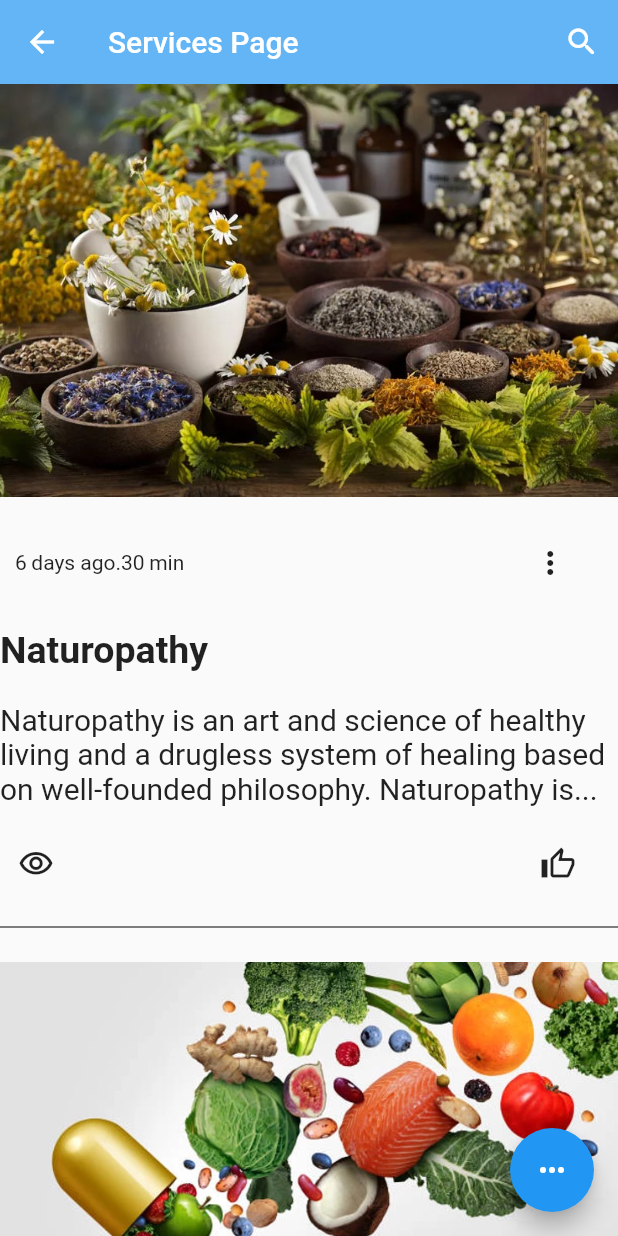
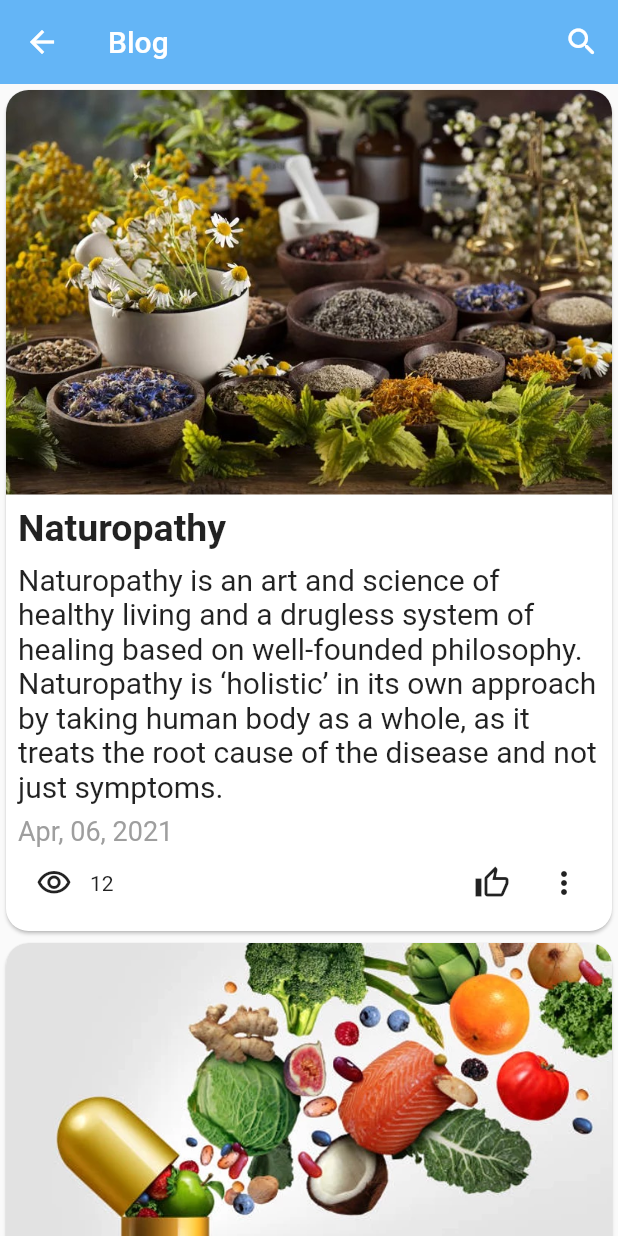
Before and after one commit to BeatTheVirusStartup/Beat-The-Virus-App, a Flutter app: the Blog screen opened directly, on a phone screen of 412 x 824 dp. Run offline on Flutter 3.47's test engine with Material 2 defaults, Android fonts, the phone set to English and light mode, and no system bars; our stand-ins replace carousel_slider, font_awesome_flutter, google_fonts.

Commit message:
Minor Changes.

```diff
--- a/lib/screens/Blog.dart
+++ b/lib/screens/Blog.dart
@@ -1,4 +1,5 @@
 import 'package:flutter/material.dart';
+import 'package:intl/intl.dart';
 
 class Blog extends StatefulWidget {
   @override
@@ -6,12 +7,33 @@ class Blog extends StatefulWidget {
 }
 
 class _BlogState extends State<Blog> {
+  String dateTime = DateFormat('MMM, dd, yyyy').format(DateTime.now());
+
+  List<String> imgLS = [
+    'assets/blog/blog.jpeg',
+    'assets/blog/blog1.webp',
+    'assets/blog/blog2.webp',
+    'assets/blog/blog3.webp'
+  ];
+  List<String> titleLS = [
+    'Naturopathy',
+    'Food Supplements: A necessity for good health',
+    'Herbs in Germany that you can use for immunity boosting',
+    'Acupressure'
+  ];
+
+  List<String> contentLS = [
+    'Naturopathy is an art and science of healthy living and a drugless system of healing based on well-founded philosophy. Naturopathy is ‘holistic’ in its own approach by taking human body as a whole, as it treats the root cause of the disease and not just symptoms.',
+    'A natural antioxidant source, Oregano Oil contains phytochemicals which support the body’s natural resistance. Gaia Herbs supercritical CO2 extract of Oregano volatile oils contains phenols, including Carvacrol and Thymol.',
+    'In scientific words “immune system is a network of biological processes that protects an organism from disease. It detects and responds to a wide variety of pathogens, from viruses to parasites.” ',
+    'Acupressure is an alternative medicine technique often used for treatment of body pain , disease, pain in the joints or bones, treatment for stress etc.. It is based on the concepts of life energies which flows through ‘Meridians’  (energy network of body) in the body .'
+  ];
+
   @override
   Widget build(BuildContext context) {
-    DateTime now = new DateTime.now();
     return Scaffold(
       appBar: AppBar(
-        title: Text("Services Page"),
+        title: Text("Blog"),
         elevation: 0,
         backgroundColor: Colors.blue[300],
         actions: [
@@ -21,301 +43,67 @@ class _BlogState extends State<Blog> {
           ),
         ],
       ),
-      body: SingleChildScrollView(
-        child: Column(
-          children: [
-            Image.asset('assets/blog/blog.jpeg'),
-            SizedBox(height: 20),
-            Column(
-              children: [
-                Row(
-                  mainAxisAlignment: MainAxisAlignment.start,
-                  children: [
-                    SizedBox(width: 10),
-                    Text('${now.day}'),
-                    SizedBox(width: 3),
-                    Text('days ago'),
-                    Text('.${now.minute}'),
-                    SizedBox(width: 3),
-                    Text('min'),
-                    SizedBox(width: 220),
-                    IconButton(
-                      icon: Icon(Icons.more_vert_sharp),
-                      onPressed: () {},
-                    ),
-                  ],
-                ),
-              ],
-            ),
-            SizedBox(height: 20),
-            Column(
-              crossAxisAlignment: CrossAxisAlignment.stretch,
-              children: <Widget>[
-                Text(
-                  'Naturopathy',
-                  style: TextStyle(
-                    fontWeight: FontWeight.bold,
-                    fontSize: 25,
-                  ),
-                ),
-                SizedBox(height: 20),
-                Text(
-                  'Naturopathy is an art and science of healthy living and a drugless system of healing based on well-founded philosophy. Naturopathy is...',
-                  style: TextStyle(
-                    fontSize: 20,
-                  ),
-                ),
-              ],
-            ),
-            SizedBox(height: 15),
-            Column(
-              children: [
-                Row(
-                  mainAxisAlignment: MainAxisAlignment.start,
-                  children: [
-                    IconButton(
-                      icon: Icon(Icons.visibility_outlined),
-                      onPressed: () {},
-                    ),
-                    SizedBox(width: 300),
-                    Row(
-                      crossAxisAlignment: CrossAxisAlignment.end,
-                      children: [
-                        IconButton(
-                          icon: Icon(Icons.thumb_up_alt_outlined),
-                          onPressed: () {},
+      body: ListView.builder(
+          itemCount: imgLS.length,
+          itemBuilder: (ctx, index) {
+            return Card(
+              shape: RoundedRectangleBorder(
+                  borderRadius: BorderRadius.all(Radius.circular(15.0))),
+              child: Column(
+                children: <Widget>[
+                  ClipRRect(
+                      borderRadius: BorderRadius.only(
+                          topLeft: Radius.circular(15.0),
+                          topRight: Radius.circular(15.0)),
+                      child: Image.asset(imgLS[index], fit: BoxFit.cover)),
+                  Padding(
+                    padding: const EdgeInsets.all(8.0),
+                    child: Column(
+                      crossAxisAlignment: CrossAxisAlignment.start,
+                      children: <Widget>[
+                        Text(titleLS[index],
+                            style: TextStyle(
+                                fontWeight: FontWeight.bold, fontSize: 25.0)),
+                        Padding(
+                          padding: const EdgeInsets.symmetric(vertical: 8.0),
+                          child: Text(contentLS[index],
+                              style: TextStyle(fontSize: 20.0)),
                         ),
+                        Text(dateTime,
+                            style:
+                                TextStyle(color: Colors.grey, fontSize: 18.0)),
+                        Row(
+                            mainAxisAlignment: MainAxisAlignment.spaceBetween,
+                            children: <Widget>[
+                              Row(
+                                  mainAxisAlignment:
+                                      MainAxisAlignment.spaceEvenly,
+                                  children: <Widget>[
+                                    IconButton(
+                                        icon: Icon(Icons.visibility_outlined),
+                                        onPressed: () {}),
+                                    Text('12')
+                                  ]),
+                              Row(
+                                  mainAxisAlignment:
+                                      MainAxisAlignment.spaceEvenly,
+                                  children: <Widget>[
+                                    IconButton(
+                                        onPressed: () {},
+                                        icon:
+                                            Icon(Icons.thumb_up_alt_outlined)),
+                                    IconButton(
+                                        onPressed: () {},
+                                        icon: Icon(Icons.more_vert))
+                                  ]),
+                            ])
                       ],
                     ),
-                  ],
-                ),
-              ],
-            ),
-            SizedBox(height: 10),
-            Divider(
-              color: Colors.black,
-            ),
-            SizedBox(height: 15),
-            Column(
-              children: [
-                Image.asset('assets/blog/blog1.webp'),
-              ],
-            ),
-            SizedBox(height: 5),
-            Column(
-              children: [
-                Row(
-                  children: [],
-                ),
-                Row(
-                  mainAxisAlignment: MainAxisAlignment.end,
-                  children: [
-                    IconButton(
-                      icon: Icon(Icons.more_vert_sharp),
-                      onPressed: () {},
-                    ),
-                  ],
-                ),
-              ],
-            ),
-            SizedBox(height: 20),
-            Column(
-              crossAxisAlignment: CrossAxisAlignment.stretch,
-              children: <Widget>[
-                Text(
-                  'Food supplements: A necessity for good health',
-                  style: TextStyle(
-                    fontWeight: FontWeight.bold,
-                    fontSize: 25,
-                  ),
-                ),
-                SizedBox(height: 10),
-                Text(
-                  '1. Gaia Herbs oil of Oregano A natural antioxidant source, Oregano Oil contains phytochemicals which support the body’s n…',
-                  style: TextStyle(
-                    fontSize: 20,
-                  ),
-                ),
-              ],
-            ),
-            SizedBox(height: 10),
-            Column(
-              children: [
-                Row(
-                  mainAxisAlignment: MainAxisAlignment.start,
-                  children: [
-                    IconButton(
-                      icon: Icon(Icons.visibility_outlined),
-                      onPressed: () {},
-                    ),
-                    SizedBox(width: 300),
-                    Row(
-                      crossAxisAlignment: CrossAxisAlignment.end,
-                      children: [
-                        IconButton(
-                          icon: Icon(Icons.thumb_up_alt_outlined),
-                          onPressed: () {},
-                        ),
-                      ],
-                    ),
-                  ],
-                ),
-              ],
-            ),
-            SizedBox(height: 10),
-            Divider(
-              color: Colors.black,
-            ),
-            SizedBox(height: 20),
-            Column(
-              children: [
-                Image.asset('assets/blog/blog2.webp'),
-              ],
-            ),
-            SizedBox(height: 10),
-            Column(
-              children: [
-                Row(
-                  children: [],
-                ),
-                Row(
-                  mainAxisAlignment: MainAxisAlignment.end,
-                  children: [
-                    IconButton(
-                      icon: Icon(Icons.more_vert_sharp),
-                      onPressed: () {},
-                    ),
-                  ],
-                ),
-              ],
-            ),
-            SizedBox(height: 30),
-            Column(
-              crossAxisAlignment: CrossAxisAlignment.stretch,
-              children: <Widget>[
-                Text(
-                  'Herbs in Germany that you can use for immunity boosting',
-                  style: TextStyle(
-                    fontWeight: FontWeight.bold,
-                    fontSize: 25,
-                  ),
-                ),
-                SizedBox(height: 20),
-                Text(
-                  'In scientific words “immune system is a network of biological processes that protects an organism from disease. It detects and re…',
-                  style: TextStyle(
-                    fontSize: 20,
-                  ),
-                ),
-              ],
-            ),
-            SizedBox(height: 10),
-            Column(
-              children: [
-                Row(
-                  mainAxisAlignment: MainAxisAlignment.start,
-                  children: [
-                    IconButton(
-                      icon: Icon(Icons.visibility_outlined),
-                      onPressed: () {},
-                    ),
-                    SizedBox(width: 300),
-                    Row(
-                      crossAxisAlignment: CrossAxisAlignment.end,
-                      children: [
-                        IconButton(
-                          icon: Icon(Icons.thumb_up_alt_outlined),
-                          onPressed: () {},
-                        ),
-                      ],
-                    ),
-                  ],
-                ),
-              ],
-            ),
-            SizedBox(height: 10),
-            Divider(
-              color: Colors.black,
-            ),
-            SizedBox(height: 20),
-            Column(
-              children: [
-                Image.asset('assets/blog/blog3.webp'),
-              ],
-            ),
-            SizedBox(height: 10),
-            Column(
-              children: [
-                Row(
-                  children: [],
-                ),
-                Row(
-                  mainAxisAlignment: MainAxisAlignment.end,
-                  children: [
-                    IconButton(
-                      icon: Icon(Icons.more_vert_sharp),
-                      onPressed: () {},
-                    ),
-                  ],
-                ),
-              ],
-            ),
-            SizedBox(height: 30),
-            Column(
-              crossAxisAlignment: CrossAxisAlignment.stretch,
-              children: <Widget>[
-                Text(
-                  'Acupressure',
-                  style: TextStyle(
-                    fontWeight: FontWeight.bold,
-                    fontSize: 25,
-                  ),
-                ),
-                SizedBox(height: 20),
-                Text(
-                  'Acupressure is an alternative medicine technique often used for treatment of body pain , disease, pain in the joints or bones, tr…',
-                  style: TextStyle(
-                    fontSize: 20,
-                  ),
-                ),
-              ],
-            ),
-            SizedBox(height: 10),
-            Column(
-              children: [
-                Row(
-                  mainAxisAlignment: MainAxisAlignment.start,
-                  children: [
-                    IconButton(
-                      icon: Icon(Icons.visibility_outlined),
-                      onPressed: () {},
-                    ),
-                    SizedBox(width: 300),
-                    Row(
-                      crossAxisAlignment: CrossAxisAlignment.end,
-                      children: [
-                        IconButton(
-                          icon: Icon(Icons.thumb_up_alt_outlined),
-                          onPressed: () {},
-                        ),
-                      ],
-                    ),
-                  ],
-                ),
-              ],
-            ),
-            SizedBox(height: 10),
-            Divider(
-              color: Colors.black,
-            ),
-            SizedBox(height: 20),
-          ],
-        ),
-      ),
-      floatingActionButton: FloatingActionButton(
-        onPressed: () {},
-        child: Icon(Icons.more_horiz_rounded),
-      ),
+                  )
+                ],
+              ),
+            );
+          }),
     );
   }
 }
--- a/lib/screens/BlogNew.dart
+++ /dev/null
@@ -1,111 +0,0 @@
-import 'package:flutter/material.dart';
-import 'package:intl/intl.dart';
-
-class BlogNew extends StatefulWidget {
-  BlogNew({Key key}) : super(key: key);
-
-  @override
-  _BlogNewState createState() => _BlogNewState();
-}
-
-class _BlogNewState extends State<BlogNew> {
-  String dateTime = DateFormat('MMM, dd, yyyy').format(DateTime.now());
-
-  List<String> imgLS = [
-    'assets/blog/blog.jpeg',
-    'assets/blog/blog1.webp',
-    'assets/blog/blog2.webp',
-    'assets/blog/blog3.webp'
-  ];
-  List<String> titleLS = [
-    'Naturopathy',
-    'Food Supplements: A necessity for good health',
-    'Herbs in Germany that you can use for immunity boosting',
-    'Acupressure'
-  ];
-
-  List<String> contentLS = [
-    'Naturopathy is an art and science of healthy living and a drugless system of healing based on well-founded philosophy. Naturopathy is ‘holistic’ in its own approach by taking human body as a whole, as it treats the root cause of the disease and not just symptoms.',
-    'A natural antioxidant source, Oregano Oil contains phytochemicals which support the body’s natural resistance. Gaia Herbs supercritical CO2 extract of Oregano volatile oils contains phenols, including Carvacrol and Thymol.',
-    'In scientific words “immune system is a network of biological processes that protects an organism from disease. It detects and responds to a wide variety of pathogens, from viruses to parasites.” ',
-    'Acupressure is an alternative medicine technique often used for treatment of body pain , disease, pain in the joints or bones, treatment for stress etc.. It is based on the concepts of life energies which flows through ‘Meridians’  (energy network of body) in the body .'
-  ];
-
-  @override
-  Widget build(BuildContext context) {
-    return Scaffold(
-      appBar: AppBar(
-        title: Text("Blog"),
-        elevation: 0,
-        backgroundColor: Colors.blue[300],
-        actions: [
-          IconButton(
-            icon: Icon(Icons.search_rounded),
-            onPressed: () {},
-          ),
-        ],
-      ),
-      body: ListView.builder(
-          itemCount: imgLS.length,
-          itemBuilder: (ctx, index) {
-            return Card(
-              shape: RoundedRectangleBorder(
-                  borderRadius: BorderRadius.all(Radius.circular(15.0))),
-              child: Column(
-                children: <Widget>[
-                  ClipRRect(
-                      borderRadius: BorderRadius.only(
-                          topLeft: Radius.circular(15.0),
-                          topRight: Radius.circular(15.0)),
-                      child: Image.asset(imgLS[index], fit: BoxFit.cover)),
-                  Padding(
-                    padding: const EdgeInsets.all(8.0),
-                    child: Column(
-                      crossAxisAlignment: CrossAxisAlignment.start,
-                      children: <Widget>[
-                        Text(titleLS[index],
-                            style: TextStyle(
-                                fontWeight: FontWeight.bold, fontSize: 25.0)),
-                        Padding(
-                          padding: const EdgeInsets.symmetric(vertical: 8.0),
-                          child: Text(contentLS[index],
-                              style: TextStyle(fontSize: 20.0)),
-                        ),
-                        Text(dateTime,
-                            style:
-                                TextStyle(color: Colors.grey, fontSize: 18.0)),
-                        Row(
-                            mainAxisAlignment: MainAxisAlignment.spaceBetween,
-                            children: <Widget>[
-                              Row(
-                                  mainAxisAlignment:
-                                      MainAxisAlignment.spaceEvenly,
-                                  children: <Widget>[
-                                    IconButton(
-                                        icon: Icon(Icons.visibility_outlined),
-                                        onPressed: () {}),
-                                    Text('12')
-                                  ]),
-                              Row(
-                                  mainAxisAlignment:
-                                      MainAxisAlignment.spaceEvenly,
-                                  children: <Widget>[
-                                    IconButton(
-                                        onPressed: () {},
-                                        icon:
-                                            Icon(Icons.thumb_up_alt_outlined)),
-                                    IconButton(
-                                        onPressed: () {},
-                                        icon: Icon(Icons.more_vert))
-                                  ]),
-                            ])
-                      ],
-                    ),
-                  )
-                ],
-              ),
-            );
-          }),
-    );
-  }
-}
--- a/lib/widgets/DrawerItems.dart
+++ b/lib/widgets/DrawerItems.dart
@@ -1,7 +1,6 @@
-import 'package:beat_the_virus/screens/BlogNew.dart';
 import 'package:flutter/material.dart';
-import 'package:beat_the_virus/main.dart';
-import 'package:beat_the_virus/screens/Services.dart';
+import '../main.dart';
+import '../screens/Services.dart';
 import '../AboutUs.dart';
 import '../screens/Blog.dart';
 import 'package:font_awesome_flutter/font_awesome_flutter.dart';
@@ -63,7 +62,7 @@ class _DrawerItemsState extends State<DrawerItems> {
           title: Text('PRODUCT')),
       ListTile(
           onTap: () => Navigator.of(context)
-              .push(MaterialPageRoute(builder: (ctc) => BlogNew())),
+              .push(MaterialPageRoute(builder: (ctc) => Blog())),
           leading: FaIcon(FontAwesomeIcons.blog, color: Colors.black),
           title: Text('BLOG')),
       Divider(color: Colors.grey, height: 1.0),
```
